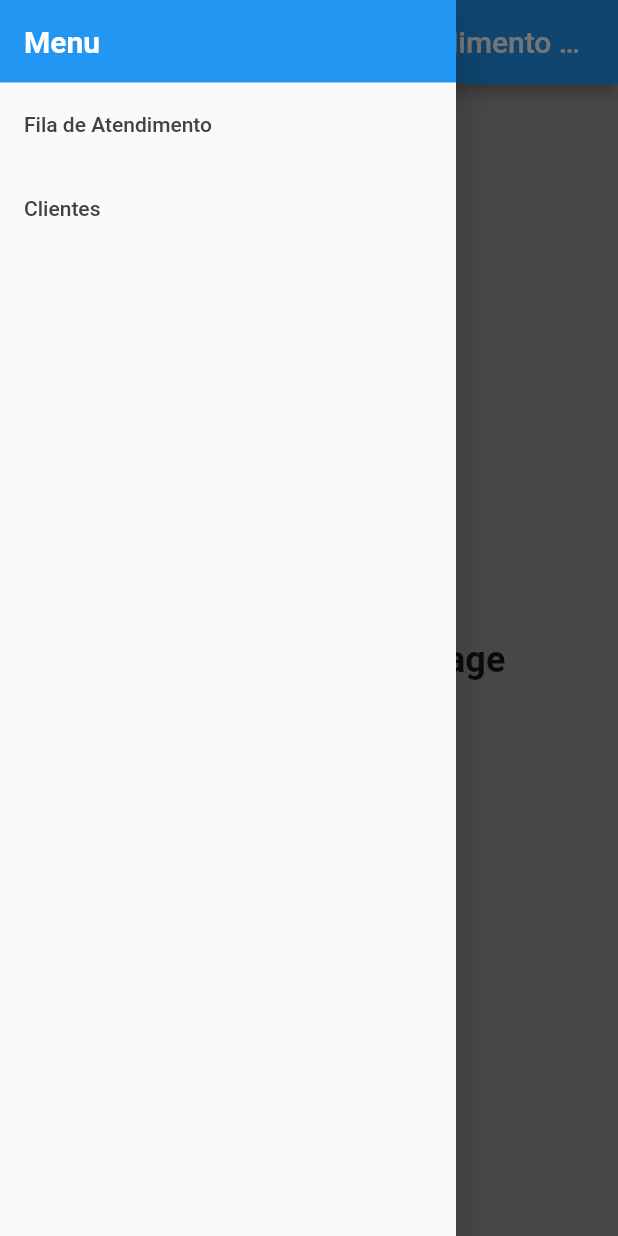
After one commit to EritonSoares/NewPet-Web, a Flutter app: the HomePage screen opened directly, after a tap on the "menu" icon, on a phone screen of 412 x 824 dp. The commit adds this screen. Run offline on Flutter 3.47's test engine with Material 2 defaults, Android fonts, the phone set to English and light mode, and no system bars; our stand-ins replace firebase_core, firebase_messaging, flutter_local_notifications, phosphor_flutter, shared_preferences, timezone; accounts and stored records are empty; generated files the repository leaves out were written again.

Commit message:
20/09/2023

```diff
--- /dev/null
+++ b/lib/pages/home/home_page.dart
@@ -0,0 +1,125 @@
+// ignore_for_file: library_private_types_in_public_api
+
+import 'package:flutter/material.dart';
+import 'package:petner_web/pages/service/service_query.dart';
+
+class HomePage extends StatefulWidget {
+  const HomePage({super.key});
+
+  @override
+  _HomePageState createState() => _HomePageState();
+}
+
+class _HomePageState extends State<HomePage> {
+  bool showFilaDeAtendimento = false;
+  @override
+  Widget build(BuildContext context) {
+    return Scaffold(
+      appBar: AppBar(
+        title: const Text('Petner - Sistema de Atendimento Veterinário'),
+        leading: Builder(
+          builder: (BuildContext context) {
+            return IconButton(
+              icon: const Icon(Icons.menu),
+              onPressed: () {
+                Scaffold.of(context).openDrawer();
+              },
+              // Adicione a tradução ao atributo semanticLabel
+              tooltip: 'Abrir menu de navegação',
+            );
+          },
+        ),
+      ),
+      drawer: Drawer(
+        child: Column(
+          crossAxisAlignment: CrossAxisAlignment.stretch,
+          children: <Widget>[
+            Container(
+              color: Colors.blue, // Cor de fundo azul
+              padding: const EdgeInsets.all(16.0),
+              child: const Text(
+                'Menu',
+                style: TextStyle(
+                  color: Colors.white, // Texto branco
+                  fontSize: 20.0,
+                  fontWeight: FontWeight.bold,
+                ),
+              ),
+            ),
+            SingleChildScrollView(
+              child: Column(
+                children: [
+                  ListTile(
+                    title: Text(
+                      'Fila de Atendimento',
+                      style: TextStyle(
+                          color: Colors.grey[800]), // Letras cinza escuro
+                    ),
+                    onTap: () {
+                      // Coloque aqui a ação ao selecionar "Fila de Atendimento"
+                      //Navigator.pop(context); // Fecha o menu
+                      setState(() {
+                        showFilaDeAtendimento = true;
+                      });
+                      Navigator.pop(context);
+                    },
+                  ),
+                  ListTile(
+                    title: Text(
+                      'Clientes',
+                      style: TextStyle(
+                          color: Colors.grey[800]), // Letras cinza escuro
+                    ),
+                    onTap: () {
+                      // Coloque aqui a ação ao selecionar "Clientes"
+                      Navigator.pop(context); // Fecha o menu
+                    },
+                  ),
+                ],
+              ),
+            ),
+          ],
+        ),
+      ),
+      body: showFilaDeAtendimento
+          ? Center(
+        child: Container(
+          width: 1200, // Largura desejada
+          height: 600, // Altura desejada
+          decoration: const BoxDecoration(
+            color: Colors.white
+          ),
+          child: const Column(
+            mainAxisAlignment: MainAxisAlignment.center,
+            crossAxisAlignment: CrossAxisAlignment.center,
+            children: [
+              Text(
+                'Fila de Atendimento',
+                style: TextStyle(
+                  fontSize: 24.0,
+                  fontWeight: FontWeight.bold,
+                ),
+              ),
+              Text(
+                'Fila',
+                style: TextStyle(
+                  fontSize: 18.0,
+                ),
+              ),
+            ],
+          ),
+        ),
+      )
+          : const Center(
+              child: Text(
+                'Conteúdo da HomePage',
+                style: TextStyle(
+                  fontSize: 24.0,
+                  fontWeight: FontWeight.bold,
+                ),
+              ),
+            ),
+      backgroundColor: Colors.grey,
+    );
+  }
+}
```
Also changed, not shown: lib/pages/login/login_page.dart (+28 -12 lines), lib/pages/service/service_query.dart (added, +24 -0 lines), lib/pages/splashScreen_page.dart (+32 -0 lines), lib/utils/functionsRest.dart (+3 -4 lines).
